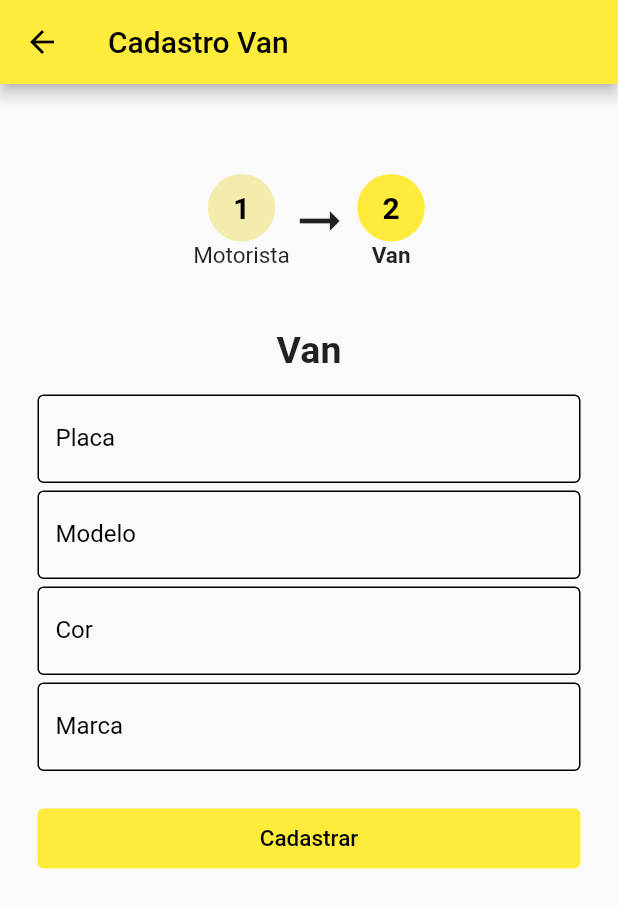
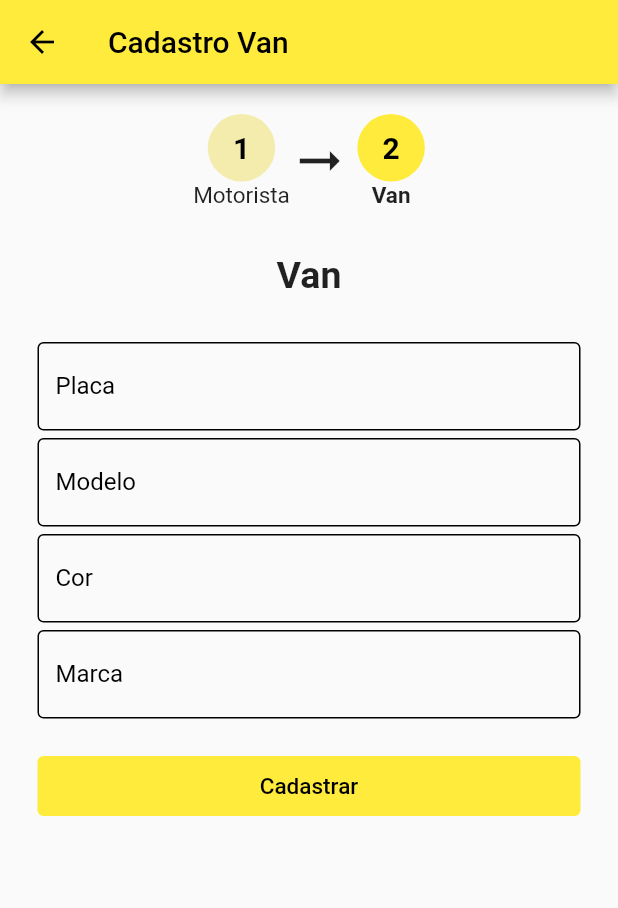
Before and after one commit to WillianLiduenha/take-my-child, a Flutter app: the cadastro_van screen opened by its route, on a phone screen of 412 x 824 dp. Shown: the top 908 px of the screen. Run offline on Flutter 3.47's test engine with Material 2 defaults, Android fonts, the phone set to English and light mode, and no system bars; our stand-ins replace flutter_speed_dial, mask_text_input_formatter; missing offline and left inert: dart:html.

Commit message:
telas de cadastro/edição estão ok

```diff
--- a/lib/views/cadastro_van.dart
+++ b/lib/views/cadastro_van.dart
@@ -75,14 +75,10 @@ class _Cadastro_van extends State<cadastro_van> {
         ),
         centerTitle: false,
       ),
-      body: Container(
-        width: double.infinity,
-        child: Column(
+      body: Column(
         mainAxisAlignment: MainAxisAlignment.start,
         children: [
-            Flexible(
-              flex: 1,
-              child: Column(
+          Column(
             crossAxisAlignment: CrossAxisAlignment.center,
             mainAxisAlignment: MainAxisAlignment.spaceBetween,
             children: [
@@ -163,16 +159,19 @@ class _Cadastro_van extends State<cadastro_van> {
                   ),
                 ],
               ),
+               SizedBox(
+                    height: 30,
+                  ),
               Text(
                 "Van",
                 style: TextStyle(fontWeight: FontWeight.bold, fontSize: 25),
               ),
+              SizedBox(
+                  height: 15,
+                ),
             ],
           ),
-            ),
-            Flexible(
-              flex: 3,
-              child: Form(
+          Form(
             key: _formKey,
             child: Padding(
               padding: EdgeInsets.symmetric(horizontal: 25),
@@ -274,9 +273,7 @@ class _Cadastro_van extends State<cadastro_van> {
               ),
             ),
           ),
-            ),
         ],
-        ),
       ),
     );
   }
--- a/lib/views/editar_motorista.dart
+++ b/lib/views/editar_motorista.dart
@@ -170,12 +170,15 @@ class _Editar_motorista extends State<editar_motorista> {
                     ],
                   ),
                   SizedBox(
-                    height: 15,
+                    height: 30,
                   ),
                   Text(
                     "Motorista",
                     style: TextStyle(fontWeight: FontWeight.bold, fontSize: 25),
                   ),
+                  SizedBox(
+                  height: 15,
+                ),
                 ],
               ),
             ),
```
Also changed, not shown: lib/views/cadastrar_aluno.dart (+8 -8 lines), lib/views/cadastrar_pais.dart (+6 -13 lines), lib/views/cadastro_motorista.dart (+6 -9 lines), lib/views/editar_aluno.dart (+9 -8 lines), lib/views/editar_pais.dart (+5 -10 lines), lib/views/editar_van.dart (+5 -8 lines). Lines whose indentation alone changed are shown as unchanged.
